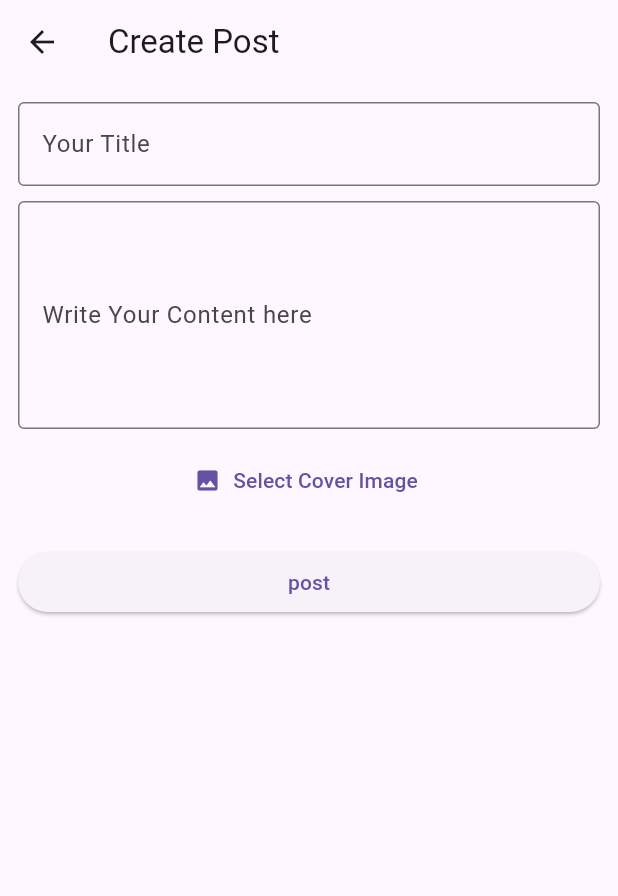
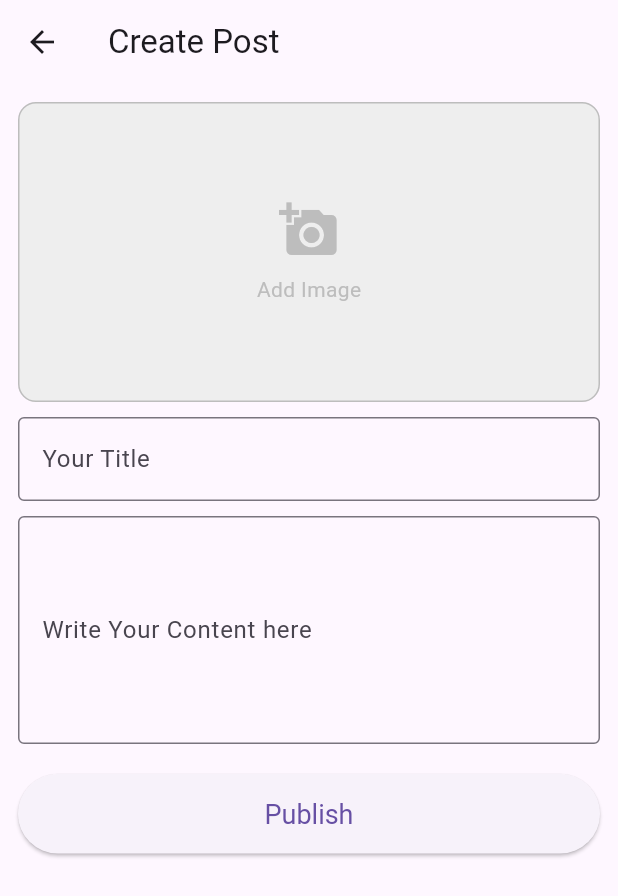
Before and after one commit to SaidurRahman1004/FlutterFireBlog, a Flutter app: the CreatePostScreen screen opened directly, on a phone screen of 412 x 824 dp. Shown: the top 896 px of the screen. Run offline on Flutter 3.47's test engine with Material 3 defaults, Android fonts, the phone set to English and light mode, and no system bars; our stand-ins replace cloud_firestore, firebase_auth, firebase_core, firebase_storage, flutter_spinkit, image_picker; accounts and stored records are empty.

Commit message:
CURD Done FireBase No Image v1

```diff
--- a/lib/screens/post/create_post_screen.dart
+++ b/lib/screens/post/create_post_screen.dart
@@ -1,11 +1,13 @@
 import 'package:flutter/material.dart';
 import 'dart:io';
+import 'package:flutter/foundation.dart' show kIsWeb;
 import 'package:cloud_firestore/cloud_firestore.dart';
 import 'package:firebase_auth/firebase_auth.dart';
 import 'package:firebase_storage/firebase_storage.dart';
 import 'package:flutter_fire_app/services/firestore_service.dart';
 import 'package:image_picker/image_picker.dart';
 import 'package:flutter_spinkit/flutter_spinkit.dart';
+import '../../services/image_upload_service.dart';
 
 class CreatePostScreen extends StatefulWidget {
   const CreatePostScreen({super.key});
@@ -17,20 +19,25 @@ class CreatePostScreen extends StatefulWidget {
 class _CreatePostScreenState extends State<CreatePostScreen> {
   final _titleController = TextEditingController();
   final _contentController = TextEditingController();
-  File? _image;
+  File? _image; ////variable For Store Selected Pic
   bool _loading = false;
+  String _loadingText = "Publishing...."; //loadind Text For Pic
   final FirestoreService _firestoreService = FirestoreService();
+  final ImageUploadService _imageUploadService = ImageUploadService();
 
-  //Imqge Pick Function
-  Future<XFile?> pickeImage() async {
-    final pickedImg = await ImagePicker().pickImage(
+  //Imqge Pick From Galary Function
+  Future<void> pickeImage() async {
+    final ImagePicker picker = ImagePicker();
+    //Select Image From Gallery
+    final pickedImg = await picker.pickImage(
       source: ImageSource.gallery,
       imageQuality: 75,
     );
-    if (pickedImg != null)
+    if (pickedImg != null) {
       setState(() {
         _image = File(pickedImg.path);
       });
+    }
   }
 
   //Post Publish And Add Functions
@@ -45,13 +52,33 @@ class _CreatePostScreenState extends State<CreatePostScreen> {
     setState(() {
       _loading = true;
     });
+    String? imageUrl; //For Srore Image Url
 
     try {
+      //if Image Selected then Upload Image
+      if (_image != null) {
+        setState(() {
+          _loadingText = "Uploading Image...";
+        });
+
+        ///Upload Image to ImgBB
+        imageUrl = await _imageUploadService.uploadImage(
+          _image!,
+        ); //_image its variable For Store Selected Pic
+        if (imageUrl == null) {
+          throw Exception('Failed to upload image');
+        }
+      }
+
+      setState(() {
+        _loadingText = "Post Saveing...";
+      });
+
       //send data to FireStore
       await _firestoreService.createPost(
         _titleController.text,
         _contentController.text,
-        imageUrl: null,
+        imageUrl: imageUrl,
       );
       //if Success Loading stop and go to previous page
       setState(() {
@@ -92,6 +119,36 @@ class _CreatePostScreenState extends State<CreatePostScreen> {
         child: Column(
           crossAxisAlignment: CrossAxisAlignment.stretch,
           children: [
+            GestureDetector(
+              onTap: pickeImage,
+              child: Container(
+                height: 200,
+                width: double.infinity,
+                decoration: BoxDecoration(
+                  color: Colors.grey[200],
+                  borderRadius: BorderRadius.circular(12),
+                  border: Border.all(color: Colors.grey[400]!),
+                ),
+                child: _image != null
+                    ? ClipRect(child: Image.file(_image!, fit: BoxFit.cover))
+                    : Column(
+                        mainAxisAlignment: MainAxisAlignment.center,
+                        children: [
+                          Icon(
+                            Icons.add_a_photo,
+                            size: 40,
+                            color: Colors.grey[400],
+                          ),
+                          SizedBox(height: 10),
+                          Text(
+                            "Add Image",
+                            style: TextStyle(color: Colors.grey[400]),
+                          ),
+                        ],
+                      ),
+              ),
+            ),
+            SizedBox(height: 10),
             TextField(
               controller: _titleController,
               decoration: const InputDecoration(
@@ -108,18 +165,37 @@ class _CreatePostScreenState extends State<CreatePostScreen> {
               ),
               maxLines: 5,
             ),
-            const SizedBox(height: 10),
-            _image != null
-                ? Image.file(_image!, height: 150)
-                : TextButton.icon(
-                    onPressed: pickeImage,
-                    icon: Icon(Icons.image),
-                    label: Text("Select Cover Image"),
+
+            SizedBox(height: 20),
+            ElevatedButton(
+              onPressed: _loading ? null : _publishPost,
+              child: Text(_loading ? _loadingText : "Publish"),
+              style: ElevatedButton.styleFrom(
+                padding: const EdgeInsets.symmetric(vertical: 16),
+                textStyle: const TextStyle(fontSize: 18),
+              ),
+            ),
+            if (_loading)
+              Container(
+                color: Colors.black.withOpacity(0.5),
+                child: Center(
+                  child: Column(
+                    mainAxisSize: MainAxisSize.min,
+                    children: [
+                      SpinKitThreeBounce(
+                        color: Colors.white,
+                        size: 30,
+                      ),
+                      SizedBox(height: 10),
+                      Text(
+                        _loadingText,
+                        style: TextStyle(color: Colors.blue),
+                      ),
+
+                    ],
                   ),
-            SizedBox(height: 20),
-            _loading
-                ? SpinKitCircle(color: Colors.red,size: 40,)
-                : ElevatedButton(onPressed: _publishPost, child: Text("post")),
+                ),
+              )
           ],
         ),
       ),
```
Also changed, not shown: lib/widgets/blog_post_card.dart (+35 -0 lines), lib/main.dart (line endings or trailing spaces).
